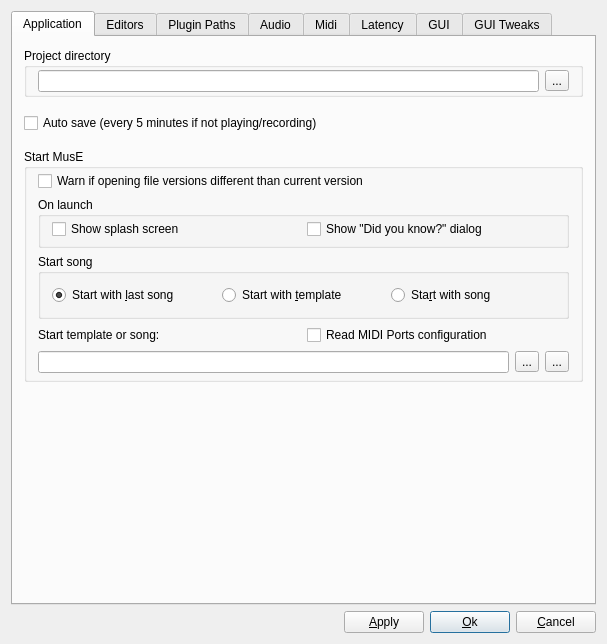
Above: muse3/muse/components/gensetbase.ui from emrum/muse before the change. Below: the same form after it.
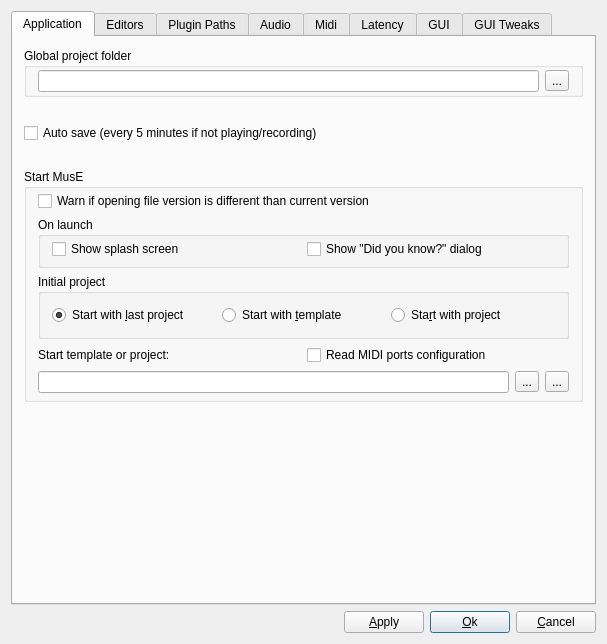
That is the form after the change. The open tabs and pages were chosen to show the change.

```diff
--- a/muse3/muse/components/gensetbase.ui
+++ b/muse3/muse/components/gensetbase.ui
@@ -83,7 +83,7 @@
        <item row="0" column="0">
         <widget class="QGroupBox" name="projDirGroupBox">
          <property name="title">
-          <string>Project directory</string>
+          <string>Global project folder</string>
          </property>
          <layout class="QHBoxLayout" name="qhboxProjDir">
           <property name="spacing">
@@ -152,13 +152,13 @@
             <item row="1" column="0" colspan="2">
              <widget class="QGroupBox" name="startSongBox">
               <property name="title">
-               <string>Start song</string>
+               <string>Initial project</string>
               </property>
               <layout class="QHBoxLayout" name="hLayout_1">
                <item>
                 <widget class="QRadioButton" name="startLastButton">
                  <property name="text">
-                  <string>Start with &amp;last song</string>
+                  <string>Start with &amp;last project</string>
                  </property>
                  <property name="checked">
                   <bool>true</bool>
@@ -184,7 +184,7 @@
                <item>
                 <widget class="QRadioButton" name="startSongButton">
                  <property name="text">
-                  <string>Sta&amp;rt with song</string>
+                  <string>Sta&amp;rt with project</string>
                  </property>
                 </widget>
                </item>
@@ -223,7 +223,7 @@
             <item row="2" column="0">
              <widget class="QLabel" name="textLabel1_2">
               <property name="text">
-               <string>Start template or song:</string>
+               <string>Start template or project:</string>
               </property>
               <property name="wordWrap">
                <bool>false</bool>
@@ -237,7 +237,7 @@
  or else automatically configure</string>
               </property>
               <property name="text">
-               <string>Read MIDI Ports configuration</string>
+               <string>Read MIDI ports configuration</string>
               </property>
              </widget>
             </item>
@@ -246,7 +246,7 @@
           <item row="0" column="0">
            <widget class="QCheckBox" name="warnOnFileVersionsCheckBox">
             <property name="text">
-             <string>Warn if opening file versions different than current version</string>
+             <string>Warn if opening file version is different than current version</string>
             </property>
            </widget>
           </item>
@@ -264,7 +264,7 @@
          <property name="sizeHint" stdset="0">
           <size>
            <width>20</width>
-           <height>10</height>
+           <height>20</height>
           </size>
          </property>
         </spacer>
@@ -300,7 +300,7 @@
          <property name="sizeHint" stdset="0">
           <size>
            <width>20</width>
-           <height>10</height>
+           <height>20</height>
           </size>
          </property>
         </spacer>
```
Left out of the diff: 12 changed lines with no effect on the pictures.
